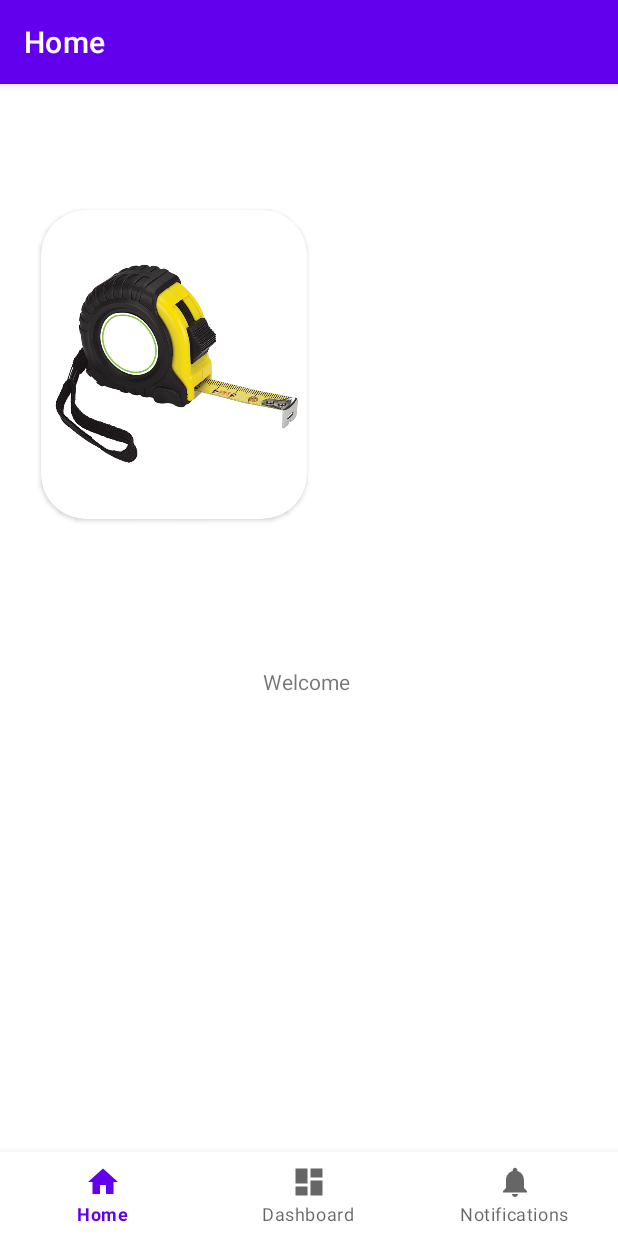
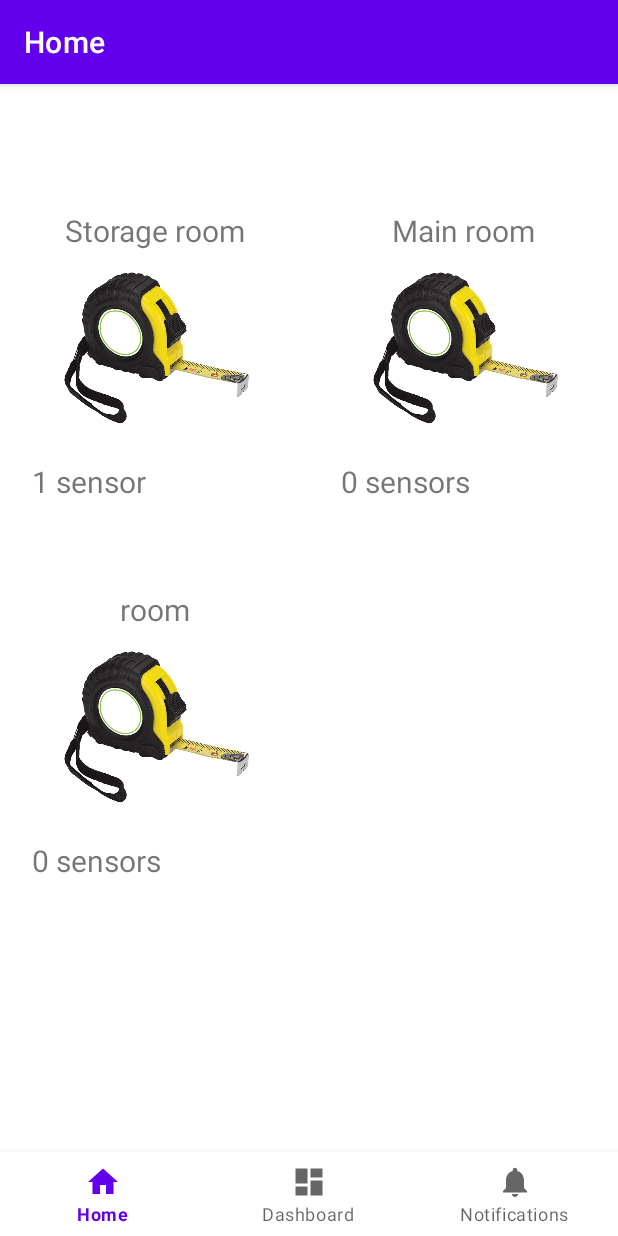
Before and after one commit to SEP4X-S22/Android, an Android app: the screen it shows after launch once a user with an empty profile is signed in (MainActivity), on a phone screen of 412 x 824 dp. Run offline under Robolectric (Android 15) with nearby library versions, the phone set to English and light mode, and no system bars; our stand-ins replace Firebase (no records; nobody signed in at launch, a user with empty details on screens opened directly), navigation-ui; libraries missing offline, so code that uses them is left out: com.firebase.ui.

Commit message:
room and sensor adapters

```diff
--- a/app/src/main/AndroidManifest.xml
+++ b/app/src/main/AndroidManifest.xml
@@ -1,6 +1,7 @@
 <?xml version="1.0" encoding="utf-8"?>
 <manifest xmlns:android="http://schemas.android.com/apk/res/android"
     package="com.example.apharma">
+
     <uses-permission android:name="android.permission.INTERNET" />
 
     <application
--- a/app/src/main/java/com/example/apharma/MainActivity.java
+++ b/app/src/main/java/com/example/apharma/MainActivity.java
@@ -2,6 +2,7 @@ package com.example.apharma;
 
 import android.content.Intent;
 import android.os.Bundle;
+import android.view.View;
 import android.widget.TextView;
 
 import com.example.apharma.viewmodels.MainActivityViewModel;
@@ -49,7 +50,8 @@ public class MainActivity extends AppCompatActivity {
         viewModel.getCurrentUser().observe(this, user -> {
             if (user != null) {
                 String message = "Welcome " + user.getEmail();
-                welcomeMsg.setText(message);
+//                welcomeMsg.setText(message);
+                welcomeMsg.setVisibility(View.INVISIBLE);
             } else
                 startLoginActivity();
         });
--- /dev/null
+++ b/app/src/main/java/com/example/apharma/adapters/RoomAdapter.java
@@ -0,0 +1,84 @@
+package com.example.apharma.adapters;
+
+import android.view.LayoutInflater;
+import android.view.View;
+import android.view.ViewGroup;
+import android.widget.ImageView;
+import android.widget.TextView;
+
+import androidx.annotation.NonNull;
+import androidx.recyclerview.widget.RecyclerView;
+
+import com.example.apharma.R;
+import com.example.apharma.models.Room;
+
+import java.util.ArrayList;
+import java.util.List;
+
+public class RoomAdapter extends RecyclerView.Adapter<RoomAdapter.ViewHolder> {
+
+    private ArrayList<Room> rooms;
+    final private OnListItemClickListener mOnListItemClickListener;
+
+    public RoomAdapter(ArrayList<Room> rooms, OnListItemClickListener mOnListItemClickListener) {
+        this.rooms = rooms;
+        this.mOnListItemClickListener = mOnListItemClickListener;
+    }
+
+    public interface OnListItemClickListener {
+        void onListItemClick(int clickedItemIndex);
+    }
+
+    @NonNull
+    @Override
+    public ViewHolder onCreateViewHolder(@NonNull ViewGroup parent, int viewType) {
+        LayoutInflater inflater = LayoutInflater.from(parent.getContext());
+        View view = inflater.inflate(R.layout.room__item, parent, false);
+        return new RoomAdapter.ViewHolder(view);
+    }
+
+    @Override
+    public void onBindViewHolder(@NonNull ViewHolder holder, int position) {
+        holder.name.setText(rooms.get(position).getName());
+        String s = holder.nrOfSensors.getText().toString();
+        if (rooms.get(position).getSensors().size() == 1)
+        {
+            holder.nrOfSensors.setText(rooms.get(position).getSensors().size() + " sensor");
+        } else {
+            holder.nrOfSensors.setText(rooms.get(position).getSensors().size() + " sensors");
+        }
+    }
+
+    @Override
+    public int getItemCount() {
+        return rooms.size();
+    }
+
+    public Room getSelectedRoom(int position) {
+        if (rooms != null) {
+            if (rooms.size() > 0) {
+                return rooms.get(position);
+            }
+        }
+        return null;
+    }
+
+    public class ViewHolder extends RecyclerView.ViewHolder implements View.OnClickListener {
+
+        TextView name;
+        ImageView src;
+        TextView nrOfSensors;
+
+        public ViewHolder(@NonNull View itemView) {
+            super(itemView);
+            name = itemView.findViewById(R.id.room_title);
+            nrOfSensors = itemView.findViewById(R.id.room_sensors);
+            itemView.setOnClickListener(this);
+        }
+
+        @Override
+        public void onClick(View v) {
+            mOnListItemClickListener.onListItemClick(getAdapterPosition());
+        }
+    }
+}
--- a/app/src/main/java/com/example/apharma/models/MeasurementData.java
+++ b/app/src/main/java/com/example/apharma/models/MeasurementData.java
@@ -1,6 +1,8 @@
 package com.example.apharma.models;
 
-public class MeasurementData {
+import java.io.Serializable;
+
+public class MeasurementData implements Serializable     {
     private int sensorId;
     private double value;
     private double minValue;
--- a/app/src/main/java/com/example/apharma/models/Room.java
+++ b/app/src/main/java/com/example/apharma/models/Room.java
@@ -1,8 +1,10 @@
 package com.example.apharma.models;
 
+import java.io.Serializable;
+import java.util.ArrayList;
 import java.util.List;
 
-public class Room {
+public class Room implements Serializable {
 
     private String name;
     private int id;
@@ -11,6 +13,7 @@ public class Room {
     public Room(String name, int id) {
         this.name = name;
         this.id = id;
+        sensorData = new ArrayList<>();
     }
 
     public int getId() {
@@ -36,6 +39,9 @@ public class Room {
     public void setSensors(List<MeasurementData> sensors) {
         this.sensorData = sensors;
     }
+    public boolean isEmpty() {
+        return sensorData.isEmpty();
+    }
 
     @Override
     public String toString() {
--- a/app/src/main/java/com/example/apharma/network/RoomResponse.java
+++ b/app/src/main/java/com/example/apharma/network/RoomResponse.java
@@ -1,4 +1,7 @@
 package com.example.apharma.network;
+
+import java.util.ArrayList;
+import java.util.List;
 
 public class RoomResponse {
 }
--- a/app/src/main/java/com/example/apharma/network/ServiceGenerator.java
+++ b/app/src/main/java/com/example/apharma/network/ServiceGenerator.java
@@ -9,7 +9,7 @@ public class ServiceGenerator {
     public static RoomApi getRoomApi() {
         if (roomApi == null) {
             roomApi = new Retrofit.Builder()
-                    .baseUrl("someUrl")
+                    .baseUrl("http://sep4datawebapi-env.eba-2upbcveh.eu-central-1.elasticbeanstalk.com")
                     .addConverterFactory(GsonConverterFactory.create())
                     .build()
                     .create(RoomApi.class);
--- a/app/src/main/java/com/example/apharma/ui/home/HomeFragment.java
+++ b/app/src/main/java/com/example/apharma/ui/home/HomeFragment.java
@@ -1,52 +1,59 @@
 package com.example.apharma.ui.home;
 
-import android.app.Activity;
 import android.os.Bundle;
 import android.view.LayoutInflater;
 import android.view.View;
 import android.view.ViewGroup;
 import android.widget.ImageButton;
 import android.widget.TextView;
+import android.widget.Toast;
 
 import androidx.annotation.NonNull;
 import androidx.fragment.app.Fragment;
 import androidx.lifecycle.ViewModelProvider;
 import androidx.navigation.NavController;
-import androidx.navigation.NavHostController;
 import androidx.navigation.Navigation;
-import androidx.navigation.ui.NavigationUI;
+import androidx.recyclerview.widget.GridLayoutManager;
+import androidx.recyclerview.widget.RecyclerView;
 
 import com.example.apharma.R;
+import com.example.apharma.adapters.RoomAdapter;
 import com.example.apharma.databinding.FragmentHomeBinding;
+import com.example.apharma.models.MeasurementData;
+import com.example.apharma.models.Room;
+import com.example.apharma.repositories.RoomRepository;
 
-public class HomeFragment extends Fragment   {
+import java.util.ArrayList;
+import java.util.List;
+
+public class HomeFragment extends Fragment implements RoomAdapter.OnListItemClickListener {
 
     private FragmentHomeBinding binding;
     private ImageButton deviceButton;
+    TextView textView;
     private NavController navController;
+
+    private RecyclerView roomList;
+    private RoomAdapter roomAdapter;
+    ArrayList<Room> rooms;
 
     public View onCreateView(@NonNull LayoutInflater inflater,
                              ViewGroup container, Bundle savedInstanceState) {
         HomeViewModel homeViewModel =
                 new ViewModelProvider(this).get(HomeViewModel.class);
-
-
         binding = FragmentHomeBinding.inflate(inflater, container, false);
         View root = binding.getRoot();
 
-
-        deviceButton = binding.imageButton;
-
-
-        deviceButton.setOnClickListener(new View.OnClickListener() {
-            @Override
-            public void onClick(View view) {
-                Navigation.findNavController(view).navigate(R.id.action_navigation_home_to_sensors);
-            }
-        });
-
-
-
+        rooms = new ArrayList<>();
+        rooms.add(new Room("Storage room", 1));
+        rooms.add(new Room("Main room", 2));
+        rooms.add(new Room("room", 3));
+        List<MeasurementData> sensorData = new ArrayList<>();
+        MeasurementData temp = new MeasurementData(1, 40, 10, 60, "4/29/22", "Temp");
+        sensorData.add(temp);
+        rooms.get(0).setSensors(sensorData);
+        roomList = root.findViewById(R.id.recycleView);
+        ConfigureRecyclerView();
 
         return root;
     }
@@ -56,4 +63,28 @@ public class HomeFragment extends Fragment   {
         super.onDestroyView();
         binding = null;
     }
+
+    private void ConfigureRecyclerView() {
+
+        roomAdapter = new RoomAdapter(rooms, this);
+        roomList.setAdapter(roomAdapter);
+
+        GridLayoutManager gridLayoutManager = new GridLayoutManager(this.getContext(), 2);
+
+        roomList.setLayoutManager(gridLayoutManager);
+        roomList.setHasFixedSize(true);
+
+
+    }
+
+    @Override
+    public void onListItemClick(int clickedItemIndex) {
+        if (rooms.get(clickedItemIndex).isEmpty()) {
+            Toast.makeText(getActivity(), "Nothing here yet", Toast.LENGTH_SHORT).show();
+        } else {
+//            listsViewModel.setListOfMovies(list.get(clickedItemIndex));
+            Navigation.findNavController(getView()).navigate(R.id.action_navigation_home_to_sensors);
+        }
+
+    }
 }
--- a/app/src/main/res/layout/activity_main.xml
+++ b/app/src/main/res/layout/activity_main.xml
@@ -24,7 +24,7 @@
         android:name="androidx.navigation.fragment.NavHostFragment"
         android:layout_width="match_parent"
         android:layout_height="match_parent"
-        app:defaultNavHost="true"
+        app:defaultNavHost="false"
         app:layout_constraintBottom_toTopOf="@id/nav_view"
         app:layout_constraintLeft_toLeftOf="parent"
         app:layout_constraintRight_toRightOf="parent"
--- a/app/src/main/res/layout/fragment_home.xml
+++ b/app/src/main/res/layout/fragment_home.xml
@@ -6,28 +6,12 @@
     android:layout_height="match_parent"
     tools:context=".ui.home.HomeFragment">
 
-    <androidx.cardview.widget.CardView
-        android:layout_width="200dp"
-        android:layout_height="230dp"
-        app:cardCornerRadius="30dp"
-        app:cardPreventCornerOverlap="true"
-        app:cardUseCompatPadding="true"
-        android:background="@drawable/gradient"
-
-        android:layout_marginStart="16dp"
-        android:layout_marginTop="16dp"
+    <androidx.recyclerview.widget.RecyclerView
+        android:id="@+id/recycleView"
+        android:layout_width="match_parent"
+        android:layout_height="match_parent"
+        app:layout_constraintBottom_toBottomOf="parent"
+        app:layout_constraintEnd_toEndOf="parent"
         app:layout_constraintStart_toStartOf="parent"
-        app:layout_constraintTop_toTopOf="parent" >
-
-        <ImageButton
-            android:id="@+id/imageButton"
-            android:layout_width="match_parent"
-            android:layout_height="match_parent"
-            android:scaleType="fitCenter"
-            android:padding="3dp"
-            android:src="@drawable/measuring_tool_for_the_time_being"
-            android:background="?attr/selectableItemBackgroundBorderless"
-            />
-
-    </androidx.cardview.widget.CardView>
+        app:layout_constraintTop_toTopOf="parent" />
 </androidx.constraintlayout.widget.ConstraintLayout>
--- /dev/null
+++ b/app/src/main/res/layout/room__item.xml
@@ -0,0 +1,53 @@
+<?xml version="1.0" encoding="utf-8"?>
+<androidx.constraintlayout.widget.ConstraintLayout xmlns:android="http://schemas.android.com/apk/res/android"
+    xmlns:app="http://schemas.android.com/apk/res-auto"
+    android:layout_width="match_parent"
+    android:layout_height="wrap_content">
+
+    <androidx.cardview.widget.CardView
+        android:layout_width="wrap_content"
+        android:layout_height="wrap_content"
+        android:layout_margin="8dp"
+        android:background="@drawable/gradient"
+        app:cardCornerRadius="30dp"
+        app:cardPreventCornerOverlap="true"
+        app:cardUseCompatPadding="true"
+        app:layout_constraintBottom_toBottomOf="parent"
+        app:layout_constraintEnd_toEndOf="parent"
+        app:layout_constraintStart_toStartOf="parent"
+        app:layout_constraintTop_toTopOf="parent">
+
+        <LinearLayout
+            android:layout_width="match_parent"
+            android:layout_height="match_parent"
+            android:orientation="vertical">
+
+            <TextView
+                android:id="@+id/room_title"
+                android:layout_width="match_parent"
+                android:layout_height="wrap_content"
+                android:layout_marginTop="8dp"
+                android:text="Main room"
+                android:textAlignment="center"
+                android:textSize="20sp">
+
+            </TextView>
+
+            <ImageView
+                android:id="@+id/room_image"
+                android:layout_width="match_parent"
+                android:layout_height="130dp"
+                android:src="@drawable/measuring_tool_for_the_time_being" />
+
+            <TextView
+                android:id="@+id/room_sensors"
+                android:layout_width="match_parent"
+                android:layout_height="wrap_content"
+                android:layout_gravity="center_horizontal"
+                android:layout_margin="10dp"
+                android:text="x sensors"
+                android:textSize="20dp" />
+        </LinearLayout>
+    </androidx.cardview.widget.CardView>
+
+</androidx.constraintlayout.widget.ConstraintLayout>
--- a/app/src/main/res/navigation/mobile_navigation.xml
+++ b/app/src/main/res/navigation/mobile_navigation.xml
@@ -28,7 +28,7 @@
         tools:layout="@layout/fragment_notifications" />
     <fragment
         android:id="@+id/sensors"
-        android:name="com.example.apharma.Sensors"
+        android:name="com.example.apharma.ui.sensors.Sensors"
         android:label="fragment_sensors"
         tools:layout="@layout/fragment_sensors" />
 </navigation>
```
Also changed, not shown: app/src/main/java/com/example/apharma/adapters/SensorAdapter.java (added, +81 -0 lines), app/src/main/java/com/example/apharma/network/RoomApi.java (+7 -0 lines), app/src/main/java/com/example/apharma/repositories/RoomRepository.java (+12 -7 lines), app/src/main/java/com/example/apharma/ui/sensors/Sensors.java (renamed from app/src/main/java/com/example/apharma/Sensors.java, +42 -3 lines), app/src/main/java/com/example/apharma/ui/sensors/SensorsViewModel.java (added, +12 -0 lines), app/src/main/res/layout/fragment_sensors.xml (+5 -5 lines), app/src/main/res/layout/sensor_item.xml (added, +53 -0 lines).
